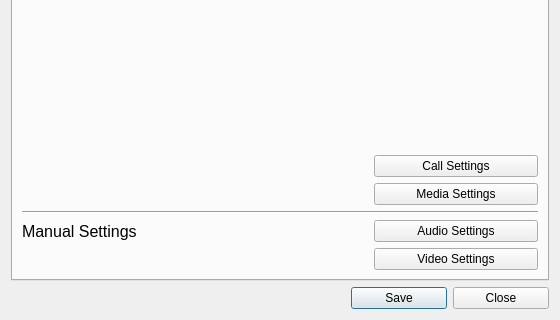
Qt form ui/settings.ui (ultravideo/uvgComm) before a commit; both pictures show x 0 to 560 and y 320 to 640 of the 560 by 640 pixel window.
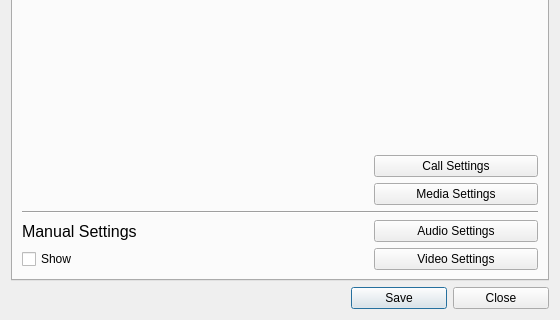
The same form after that commit.

Commit message: feature(Settings): Convenient way to hide the manual settings from user

```diff
--- a/ui/settings.ui
+++ b/ui/settings.ui
@@ -539,6 +539,13 @@
          </property>
         </widget>
        </item>
+       <item row="24" column="0">
+        <widget class="QCheckBox" name="show_manual_box">
+         <property name="text">
+          <string>Show</string>
+         </property>
+        </widget>
+       </item>
       </layout>
      </widget>
     </widget>
```
The commit also changes 2 other files.
